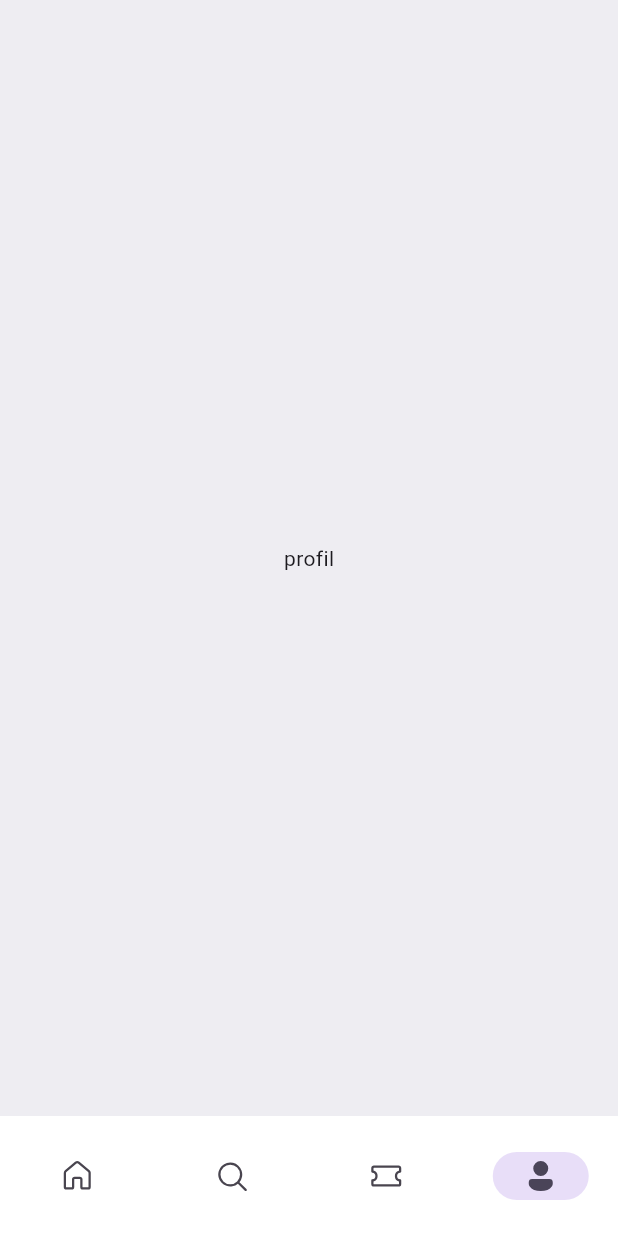
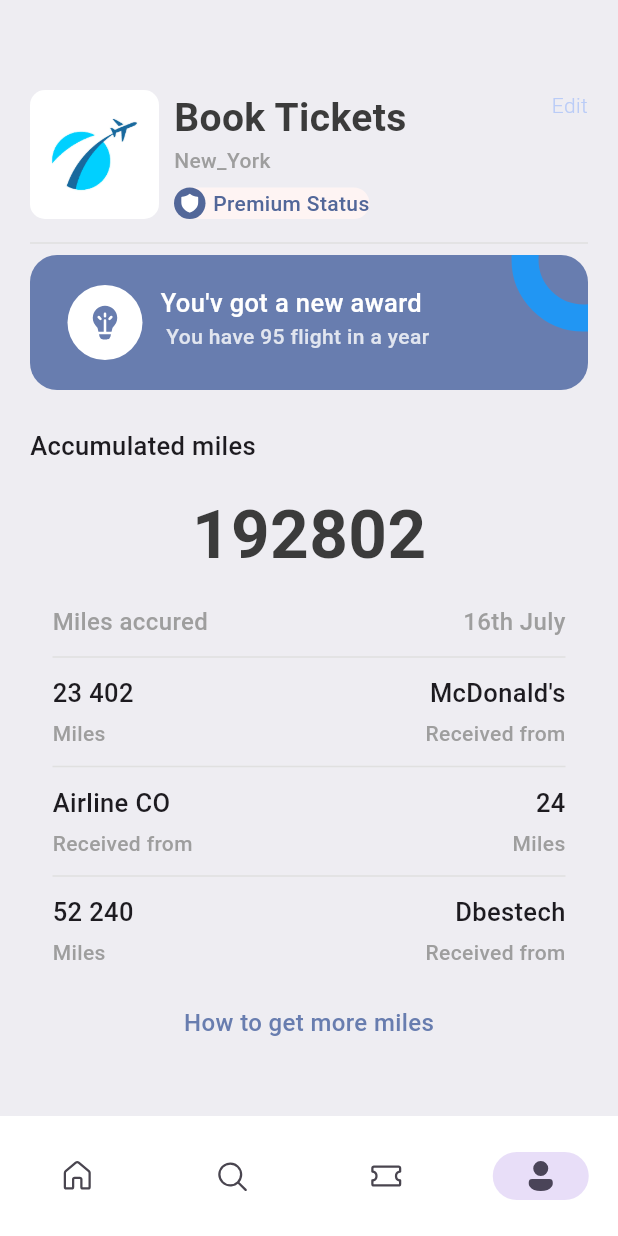
Before and after one commit to yasseresi/ticket_app, a Flutter app: the screen it shows after launch, item 4 of the bottom bar chosen, on a phone screen of 412 x 824 dp. Run offline on Flutter 3.47's test engine with Material 3 defaults, Android fonts, the phone set to English and light mode, and no system bars; our stand-ins replace barcode_widget, fluentui_icons.

Commit message:
complete the profile screen

```diff
--- a/lib/core/bottom_nav_bar.dart
+++ b/lib/core/bottom_nav_bar.dart
@@ -4,6 +4,7 @@ import 'package:ticket_app_flutter/core/res/media.dart';
 import 'package:ticket_app_flutter/core/res/styles/app_styles.dart';
 import 'package:ticket_app_flutter/core/res/utils/all_json.dart';
 import 'package:ticket_app_flutter/screens/Home/home_screen.dart';
+import 'package:ticket_app_flutter/screens/profile/profile_page.dart';
 import 'package:ticket_app_flutter/screens/ticket/ticket_screen.dart';
 
 import '../screens/search/search_screen.dart';
@@ -21,7 +22,7 @@ class _BottomNavBarState extends State<BottomNavBar> {
     const HomePage(),
     const SearchScreen(),
     TicketScreen(element: ticketList[0],),
-    const Center(child: Text("profil")),
+    ProfilePage(),
   ];
   @override
   Widget build(BuildContext context) {
--- a/lib/screens/Home/all_tickets.dart
+++ b/lib/screens/Home/all_tickets.dart
@@ -19,7 +19,7 @@ class AllTickets extends StatelessWidget {
           children: ticketList
               .map(
                 (e) => GestureDetector(
-                  onTap: () {
+                onTap: () {
                     int index = ticketList.indexOf(e);
                     Navigator.of(context).push(
                       MaterialPageRoute(
--- a/lib/screens/Home/home_screen.dart
+++ b/lib/screens/Home/home_screen.dart
@@ -6,6 +6,7 @@ import 'package:ticket_app_flutter/core/res/styles/app_styles.dart';
 import 'package:ticket_app_flutter/core/res/utils/all_json.dart';
 import 'package:ticket_app_flutter/screens/Home/all_hotels.dart';
 import 'package:ticket_app_flutter/screens/Home/widgets/app_double_text.dart';
+import 'package:ticket_app_flutter/screens/Home/widgets/heading_text.dart';
 import 'package:ticket_app_flutter/screens/Home/widgets/hotel.dart';
 import 'package:ticket_app_flutter/screens/Home/widgets/ticket_view.dart';
 import 'package:ticket_app_flutter/screens/Home/all_tickets.dart';
@@ -50,10 +51,7 @@ class _HomePageState extends State<HomePage> {
                             const SizedBox(
                               height: 10,
                             ),
-                            Text(
-                              "Book Tickets",
-                              style: AppStyles.headLineStyle1,
-                            ),
+                            const HeadingText(text: "Book Tickets"),
                           ],
                         ),
                         Container(
@@ -66,6 +64,7 @@ class _HomePageState extends State<HomePage> {
                             ),
                           ),
                         ),
+
                       ],
                     ),
                     const SizedBox(
--- /dev/null
+++ b/lib/screens/Home/widgets/app_column_text_layout.dart
@@ -0,0 +1,38 @@
+
+
+
+
+
+import 'package:flutter/material.dart';
+import 'package:ticket_app_flutter/screens/Home/widgets/text-style_fourth.dart';
+
+import 'text_style_third.dart';
+
+class AppColumnTextLayout extends StatelessWidget {
+  final String topText;
+  final String bottomText;
+  final CrossAxisAlignment alignment;
+  final bool? isColor;
+
+  const AppColumnTextLayout(
+      {super.key,
+      required this.topText,
+      required this.bottomText,
+      required this.alignment,
+      this.isColor});
+
+  @override
+  Widget build(BuildContext context) {
+    return Column(
+      crossAxisAlignment: alignment,
+      children: [
+        TextStyleThird(text: topText, isColor: isColor,),
+        const SizedBox(
+          height: 5,
+        ),
+        TextStyleForth(text: bottomText, isColor:isColor),
+
+      ],
+    );
+  }
+}
--- /dev/null
+++ b/lib/screens/Home/widgets/heading_text.dart
@@ -0,0 +1,17 @@
+import 'package:flutter/material.dart';
+import 'package:ticket_app_flutter/core/res/styles/app_styles.dart';
+
+class HeadingText extends StatelessWidget {
+  final String text;
+  final bool? isColor;
+  const HeadingText({super.key, required this.text, this.isColor});
+
+  @override
+  Widget build(BuildContext context) {
+    return Text(
+      text,
+      // ignore: unnecessary_null_comparison
+      style: isColor == null ? AppStyles.headLineStyle1 : AppStyles.headLineStyle2,
+    );
+  }
+}
--- /dev/null
+++ b/lib/screens/profile/profile_page.dart
@@ -0,0 +1,282 @@
+import 'package:fluentui_icons/fluentui_icons.dart';
+import 'package:flutter/material.dart';
+import 'package:ticket_app_flutter/core/res/media.dart';
+import 'package:ticket_app_flutter/core/res/styles/app_styles.dart';
+import 'package:ticket_app_flutter/screens/Home/widgets/heading_text.dart';
+import 'package:ticket_app_flutter/screens/Home/widgets/text_style_third.dart';
+
+import '../Home/widgets/app_column_text_layout.dart';
+
+class ProfilePage extends StatelessWidget {
+  const ProfilePage({super.key});
+
+  @override
+  Widget build(BuildContext context) {
+    return Scaffold(
+      backgroundColor: AppStyles.bgColor,
+      body: ListView(
+        padding: const EdgeInsets.all(20),
+        children: [
+          const SizedBox(
+            height: 40,
+          ),
+          Row(
+            crossAxisAlignment: CrossAxisAlignment.start,
+            children: [
+              // show the logo
+              Container(
+                height: 86,
+                width: 86,
+                decoration: BoxDecoration(
+                    borderRadius: BorderRadius.circular(10),
+                    image: const DecorationImage(
+                        image: AssetImage(AppMedia.logo))),
+              ),
+              const SizedBox(
+                width: 10,
+              ),
+              Column(
+                crossAxisAlignment: CrossAxisAlignment.start,
+                children: [
+                  const HeadingText(text: "Book Tickets"),
+                  Text(
+                    "New_York",
+                    style: TextStyle(
+                      fontSize: 14,
+                      fontWeight: FontWeight.w500,
+                      color: Colors.grey.shade500,
+                    ),
+                  ),
+                  const SizedBox(
+                    height: 8,
+                  ),
+                  Container(
+                    decoration: BoxDecoration(
+                      borderRadius: BorderRadius.circular(100),
+                      color: AppStyles.profileLocationColor,
+                    ),
+                    child: Row(children: [
+                      Container(
+                        padding: const EdgeInsets.all(3),
+                        decoration: BoxDecoration(
+                          shape: BoxShape.circle,
+                          color: AppStyles.profileTextColor,
+                        ),
+                        child: const Icon(
+                          FluentSystemIcons.ic_fluent_shield_filled,
+                          color: Colors.white,
+                          size: 15,
+                        ),
+                      ),
+                      const SizedBox(
+                        width: 5,
+                      ),
+                      Text(
+                        "Premium Status",
+                        style: TextStyle(
+                          color: AppStyles.profileTextColor,
+                          fontWeight: FontWeight.w500,
+                        ),
+                      ),
+                    ]),
+                  )
+                ],
+              ),
+              Expanded(child: Container()),
+              Text(
+                "Edit",
+                style: TextStyle(
+                    color: AppStyles.planeSecondColor,
+                    fontWeight: FontWeight.w300),
+              ),
+            ],
+          ),
+          const SizedBox(
+            height: 8,
+          ),
+          Divider(
+            color: Colors.grey.shade300,
+          ),
+          Stack(
+            children: [
+              Container(
+                height: 90,
+                width: double.infinity,
+                decoration: BoxDecoration(
+                  color: AppStyles.primaryColor,
+                  borderRadius: BorderRadius.circular(18),
+                ),
+                child: Container(
+                  padding:
+                      const EdgeInsets.symmetric(horizontal: 25, vertical: 20),
+                  child: Row(
+                    children: [
+                      CircleAvatar(
+                        maxRadius: 25,
+                        backgroundColor: Colors.white,
+                        child: Icon(
+                          FluentSystemIcons.ic_fluent_lightbulb_filament_filled,
+                          color: AppStyles.primaryColor,
+                          size: 27,
+                        ),
+                      ),
+                      const SizedBox(
+                        width: 12,
+                      ),
+                      Column(
+                        crossAxisAlignment: CrossAxisAlignment.start,
+                        children: [
+                          const TextStyleThird(
+                            text: "You\'v got a new award",
+                          ),
+                          Text(
+                            " You have 95 flight in a year",
+                            style: TextStyle(
+                              fontWeight: FontWeight.w500,
+                              color: Colors.white.withOpacity(0.8),
+                            ),
+                          ),
+                        ],
+                      ),
+                    ],
+                  ),
+                ),
+              ),
+              Positioned(
+                top: -45,
+                right: -45,
+                child: Container(
+                  padding: const EdgeInsets.all(30),
+                  decoration: BoxDecoration(
+                    border: Border.all(color: Colors.blue, width: 18),
+                    shape: BoxShape.circle,
+                  ),
+                ),
+              ),
+            ],
+          ),
+          const SizedBox(height: 25,),
+          Text("Accumulated miles", style: AppStyles.headLineStyle2,),
+          Container(
+            padding: const EdgeInsets.symmetric(horizontal: 15),
+            decoration: BoxDecoration(
+              borderRadius: BorderRadius.circular(18),
+              color: AppStyles.bgColor
+            ),
+            child: Column(
+              children: [
+                const SizedBox(height: 15,),
+                Text("192802", style: TextStyle(
+                  fontSize: 45, color: AppStyles.textColor, fontWeight: FontWeight.w600
+                ),),
+                const SizedBox(height: 15,),
+                //row -> text,
+                Row(
+                  mainAxisAlignment: MainAxisAlignment.spaceBetween,
+                  children: [
+                    Text(
+                      "Miles accured",
+                      style: AppStyles.headLineStyle4.copyWith(fontSize: 16),
+                    ),
+                    Text(
+                      "16th July",
+                      style: AppStyles.headLineStyle4.copyWith(fontSize: 16),
+                    )
+                  ],
+                ),
+                const SizedBox(height: 4,),
+                //divider
+                Divider(color: Colors.grey.shade300),
+                const SizedBox(height: 4,),
+
+                //row->column
+                const Row(
+                  mainAxisAlignment: MainAxisAlignment.spaceBetween,
+                  children: [
+                    AppColumnTextLayout(
+                      topText: "23 402",
+                      bottomText: "Miles",
+                      alignment: CrossAxisAlignment.start,
+                      isColor: false,
+                    ),
+
+                    AppColumnTextLayout(
+                      topText: "McDonald\'s",
+                      bottomText: "Received from",
+                      alignment: CrossAxisAlignment.end,
+                      isColor: false,
+                    ),
+
+
+                  ],
+                ),
+                const SizedBox(height: 4,),
+                //divider
+                Divider(color: Colors.grey.shade300),
+                const SizedBox(height: 4,),
+                //row->column
+                const Row(
+                  mainAxisAlignment: MainAxisAlignment.spaceBetween,
+
+                  children: [
+                    AppColumnTextLayout(
+                      topText: "Airline CO",
+                      bottomText: "Received from",
+                      alignment: CrossAxisAlignment.start,
+                      isColor: false,
+                    ),
+                    AppColumnTextLayout(
+                      topText: "24",
+                      bottomText: "Miles",
+                      alignment: CrossAxisAlignment.end,
+                      isColor: false,
+                    ),
+                  ],
+                ),
+                const SizedBox(height: 4,),
+                //divider
+                Divider(color: Colors.grey.shade300),
+                const SizedBox(height: 4,),
+                //row->column
+                const Row(
+                  mainAxisAlignment: MainAxisAlignment.spaceBetween,
+
+                  children: [
+                    AppColumnTextLayout(
+                      topText: "52 240",
+                      bottomText: "Miles",
+                      alignment: CrossAxisAlignment.start,
+                      isColor: false,
+                    ),
+                    AppColumnTextLayout(
+                      topText: "Dbestech",
+                      bottomText: "Received from",
+                      alignment: CrossAxisAlignment.end,
+                      isColor: false,
+                    ),
+                  ],
+                ),
+                const SizedBox(height: 25,),
+                //text
+                InkWell(
+                  onTap: (){
+                    // if (kDebugMode) {
+                    //   print("tapped");
+                    // }
+                  },
+                  child: Text(
+                    "How to get more miles",
+                    style: AppStyles.textStyle.copyWith(
+                      color: AppStyles.primaryColor,
+                      fontWeight: FontWeight.w500
+                    ),
+                  ),
+                )
+              ],
+            ),
+          )
+        ],
+      ),
+    );
+  }
+}
```
